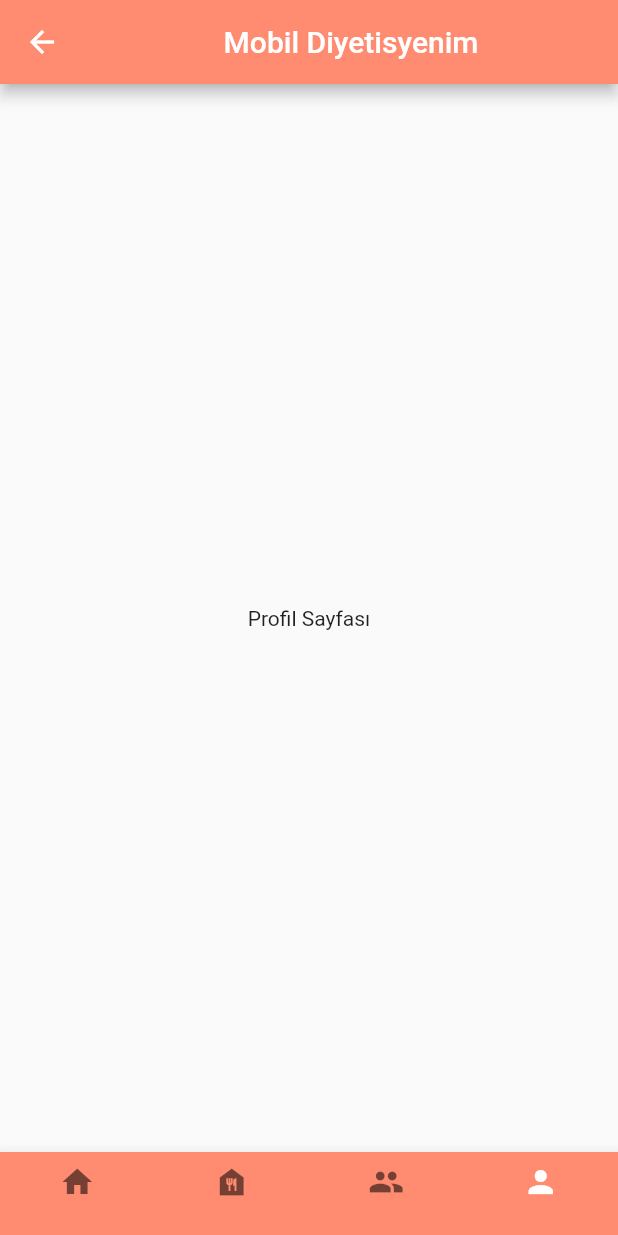
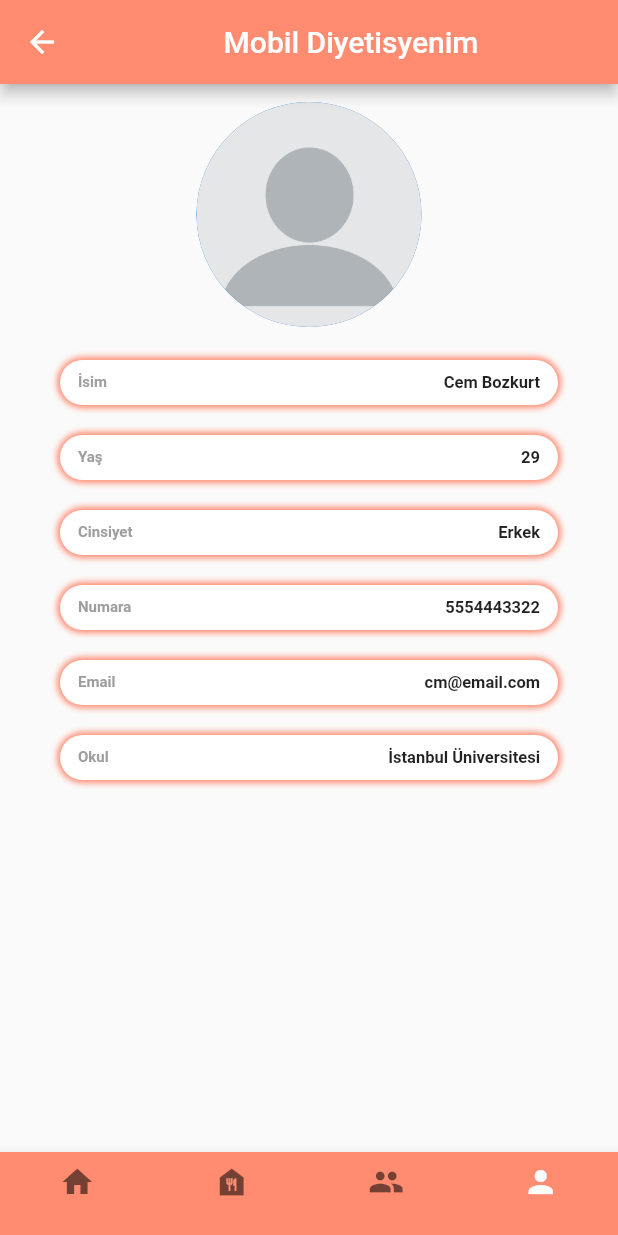
Before and after one commit to gsodyan2/MobilDiyetisyenim, a Flutter app: the DiyetisyenMainPageController screen opened directly, on a phone screen of 412 x 824 dp. Run offline on Flutter 3.47's test engine with Material 2 defaults, Android fonts, the phone set to English and light mode, and no system bars; our stand-ins replace google_fonts.

Commit message:
Diyetisyen profil sayfası

```diff
--- a/lib/DiyetisyenPages/DiyetisyenProfilPage.dart
+++ b/lib/DiyetisyenPages/DiyetisyenProfilPage.dart
@@ -1,12 +1,80 @@
 import 'package:flutter/material.dart';
+import 'package:flutter_application_1/ThemeRelatedSources/AppColors.dart';
 
 class DiyetisyenProfilPage extends StatelessWidget {
   const DiyetisyenProfilPage({super.key});
 
   @override
   Widget build(BuildContext context) {
-    return const Center(
-      child: Text("Profil Sayfası"),
-    );
+    return Column(textBaseline: TextBaseline.alphabetic, children: [
+      const Center(
+          child: Padding(
+        padding: EdgeInsets.all(12),
+        child: CircleAvatar(
+          radius: 75,
+          backgroundImage: AssetImage('assets/empty_profile.png'),
+        ),
+      )),
+      PropertyBox(propertyName: "İsim", valueName: "Cem Bozkurt"),
+      PropertyBox(propertyName: "Yaş", valueName: "29"),
+      PropertyBox(propertyName: "Cinsiyet", valueName: "Erkek"),
+      PropertyBox(propertyName: "Numara", valueName: "5554443322"),
+      PropertyBox(propertyName: "Email", valueName: "cm@email.com"),
+      PropertyBox(propertyName: "Okul", valueName: "İstanbul Üniversitesi")
+    ]);
   }
 }
+
+class PropertyBox extends StatelessWidget {
+  const PropertyBox({
+    Key? key,
+    required this.propertyName,
+    required this.valueName,
+  }) : super(key: key);
+
+  final String propertyName;
+  final String valueName;
+
+  @override
+  Widget build(BuildContext context) {
+    return Container(
+        margin: EdgeInsets.symmetric(horizontal: 40, vertical: 10),
+        padding: EdgeInsets.symmetric(horizontal: 12),
+        height: 30,
+        decoration: BoxDecoration(
+            shape: BoxShape.rectangle,
+            color: Colors.white,
+            border: Border.symmetric(),
+            boxShadow: [
+              BoxShadow(
+                  spreadRadius: 2,
+                  blurRadius: 3,
+                  color: AppColors.mainBackgrounColor)
+            ],
+            borderRadius: BorderRadius.all(Radius.circular(50))),
+        child:
+            Row(mainAxisAlignment: MainAxisAlignment.spaceBetween, children: [
+          Text(
+            propertyName,
+            style: TextStyle(
+                fontSize: 10, fontWeight: FontWeight.bold, color: Colors.grey),
+          ),
+          Text(
+            valueName,
+            style: TextStyle(fontSize: 11, fontWeight: FontWeight.bold),
+          )
+        ]));
+  }
+}
+
+class EmptyBox extends StatelessWidget {
+  const EmptyBox({super.key, required this.width, required this.height});
+
+  final double width;
+  final double height;
+
+  @override
+  Widget build(BuildContext context) {
+    return SizedBox(width: width, height: height);
+  }
+}
--- a/lib/main.dart
+++ b/lib/main.dart
@@ -1,4 +1,5 @@
 import 'package:flutter/material.dart';
+import 'package:flutter_application_1/DiyetisyenPages/DiyetisyenMainPageController.dart';
 import 'package:flutter_application_1/auth_pages/login_page.dart';
 
 void main() {
@@ -70,6 +71,6 @@ class _MyHomePageState extends State<MyHomePage> {
     // The Flutter framework has been optimized to make rerunning build methods
     // fast, so that you can just rebuild anything that needs updating rather
     // than having to individually change instances of widgets.
-    return login_page();
+    return DiyetisyenMainPageController();
   }
 }
--- a/pubspec.yaml
+++ b/pubspec.yaml
@@ -63,6 +63,7 @@ flutter:
   # To add assets to your application, add an assets section, like this:
   assets:
     - assets/giriş_resim.png
+    - assets/empty_profile.png
   #   - images/a_dot_ham.jpeg
 
   # An image asset can refer to one or more resolution-specific "variants", see
```
Also changed, not shown: assets/empty_profile.png (added).
